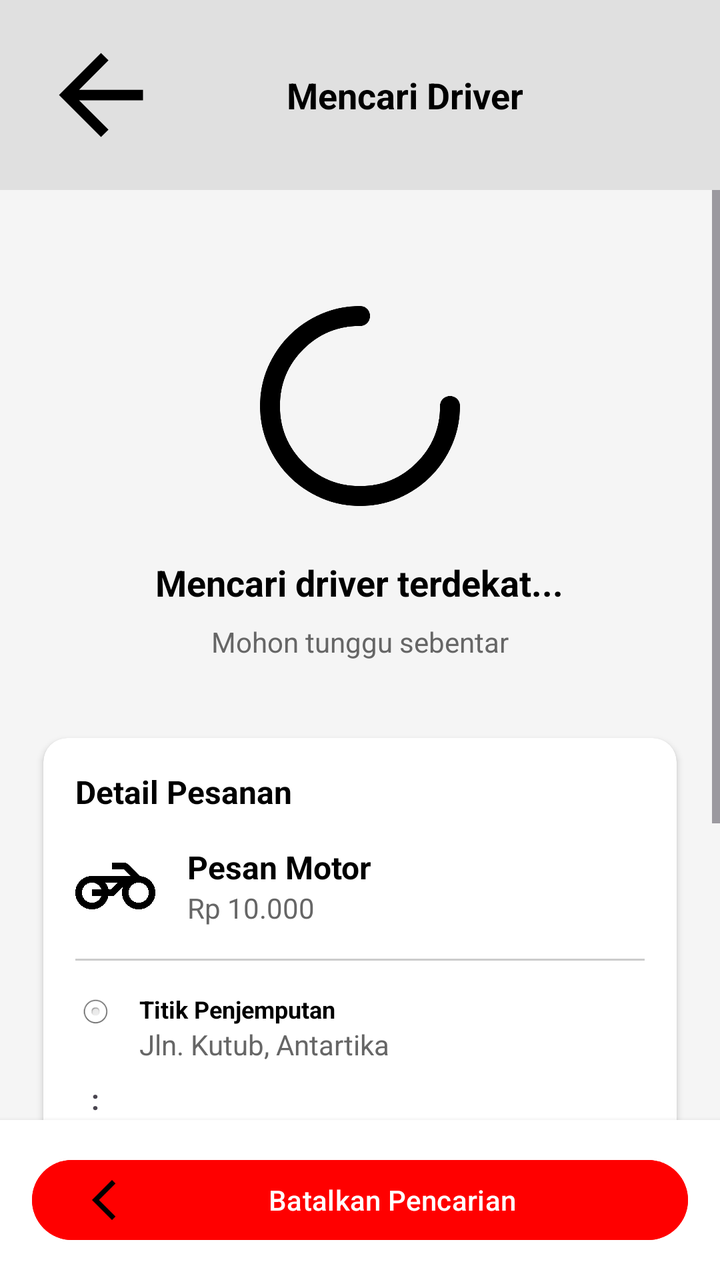
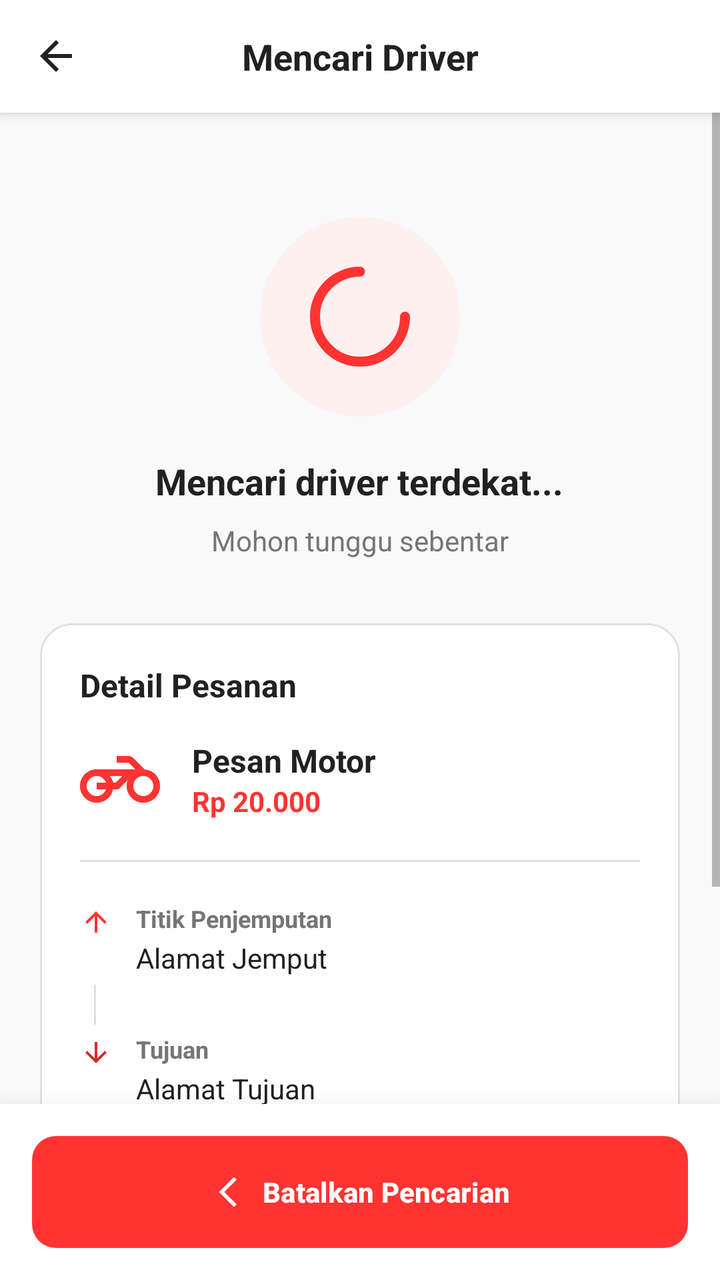

The first picture is an Android layout as it rendered before a commit; the second is the same layout after the commit. The layout source and the unified diff follow.
<!-- AndroidManifest.xml: application theme Theme.NgGojek -->
<!-- res/layout/activity_mencari_driver.xml -->
<?xml version="1.0" encoding="utf-8"?>
<RelativeLayout xmlns:android="http://schemas.android.com/apk/res/android"
    xmlns:app="http://schemas.android.com/apk/res-auto"
    xmlns:tools="http://schemas.android.com/tools"
    android:layout_width="match_parent"
    android:layout_height="match_parent"
    android:background="#F5F5F5"
    tools:context=".order.MencariDriverActivity">

    
    <LinearLayout
        android:id="@+id/headerLayout"
        android:layout_width="match_parent"
        android:layout_height="wrap_content"
        android:background="#E0E0E0"
        android:padding="16dp"
        android:orientation="horizontal"
        android:gravity="center_vertical">

        <ImageView
            android:id="@+id/btnBack"
            android:layout_width="69dp"
            android:layout_height="63dp"
            android:src="@drawable/ic_arrow_back"
            app:tint="#000000" />

        <TextView
            android:layout_width="match_parent"
            android:layout_height="wrap_content"
            android:text="Mencari Driver"
            android:textColor="#000000"
            android:textSize="18sp"
            android:textStyle="bold"
            android:gravity="center"
            android:layout_marginEnd="24dp"/>
    </LinearLayout>

    
    <ScrollView
        android:layout_width="match_parent"
        android:layout_height="match_parent"
        android:layout_below="@id/headerLayout"
        android:layout_above="@id/footerLayout"
        android:fillViewport="true">

        <LinearLayout
            android:layout_width="match_parent"
            android:layout_height="wrap_content"
            android:orientation="vertical"
            android:padding="16dp"
            android:gravity="center_horizontal">

            
            <LinearLayout
                android:layout_width="match_parent"
                android:layout_height="wrap_content"
                android:orientation="vertical"
                android:gravity="center"
                android:layout_marginTop="32dp"
                android:layout_marginBottom="32dp">

                <ImageView
                    android:id="@+id/imgSearching"
                    android:layout_width="120dp"
                    android:layout_height="120dp"
                    android:src="@drawable/progress_activity"
                    app:tint="#000000"
                    android:scaleType="fitCenter" />

                <TextView
                    android:layout_width="wrap_content"
                    android:layout_height="wrap_content"
                    android:text="Mencari driver terdekat..."
                    android:textSize="18sp"
                    android:textStyle="bold"
                    android:textColor="#000000"
                    android:layout_marginTop="16dp" />

                <TextView
                    android:layout_width="wrap_content"
                    android:layout_height="wrap_content"
                    android:text="Mohon tunggu sebentar"
                    android:textSize="14sp"
                    android:textColor="#666666"
                    android:layout_marginTop="8dp" />
            </LinearLayout>

            
            <androidx.cardview.widget.CardView
                android:layout_width="match_parent"
                android:layout_height="wrap_content"
                app:cardCornerRadius="12dp"
                app:cardElevation="2dp"
                app:cardUseCompatPadding="true"
                app:contentPadding="16dp">

                <LinearLayout
                    android:layout_width="match_parent"
                    android:layout_height="wrap_content"
                    android:orientation="vertical">

                    <TextView
                        android:layout_width="wrap_content"
                        android:layout_height="wrap_content"
                        android:text="Detail Pesanan"
                        android:textStyle="bold"
                        android:textColor="#000"
                        android:textSize="16sp"
                        android:layout_marginBottom="16dp"/>

                    
                    <LinearLayout
                        android:layout_width="match_parent"
                        android:layout_height="wrap_content"
                        android:gravity="center_vertical"
                        android:orientation="horizontal"
                        android:layout_marginBottom="16dp">

                        <ImageView
                            android:id="@+id/imgTransportIcon"
                            android:layout_width="40dp"
                            android:layout_height="40dp"
                            android:src="@drawable/motor"
                            app:tint="#000"
                            android:layout_marginEnd="16dp"/>

                        <LinearLayout
                            android:layout_width="0dp"
                            android:layout_height="wrap_content"
                            android:layout_weight="1"
                            android:orientation="vertical">

                            <TextView
                                android:id="@+id/tvJenisLayanan"
                                android:layout_width="wrap_content"
                                android:layout_height="wrap_content"
                                android:text="Pesan Motor"
                                android:textStyle="bold"
                                android:textSize="16sp"
                                android:textColor="#000"/>

                            <TextView
                                android:id="@+id/tvHargaLayanan"
                                android:layout_width="wrap_content"
                                android:layout_height="wrap_content"
                                android:text="Rp 10.000"
                                android:textSize="14sp"
                                android:textColor="#666666"/>
                        </LinearLayout>
                    </LinearLayout>

                    <View
                        android:layout_width="match_parent"
                        android:layout_height="1dp"
                        android:background="#CCCCCC"
                        android:layout_marginBottom="16dp"/>

                    
                    
                    <LinearLayout
                        android:layout_width="match_parent"
                        android:layout_height="wrap_content"
                        android:orientation="horizontal"
                        android:layout_marginBottom="12dp">

                        <ImageView
                            android:layout_width="20dp"
                            android:layout_height="20dp"
                            android:src="@android:drawable/btn_radio"
                            android:layout_marginEnd="12dp"/>

                        <LinearLayout
                            android:layout_width="match_parent"
                            android:layout_height="wrap_content"
                            android:orientation="vertical">
                            <TextView
                                android:layout_width="wrap_content"
                                android:layout_height="wrap_content"
                                android:text="Titik Penjemputan"
                                android:textStyle="bold"
                                android:textColor="#000"
                                android:textSize="12sp"/>
                            <TextView
                                android:id="@+id/tvAlamatJemput"
                                android:layout_width="wrap_content"
                                android:layout_height="wrap_content"
                                android:text="Jln. Kutub, Antartika"
                                android:textSize="14sp"
                                android:textColor="#666666"/>
                        </LinearLayout>
                    </LinearLayout>

                    <TextView
                        android:layout_width="20dp"
                        android:layout_height="wrap_content"
                        android:text=":"
                        android:gravity="center"
                        android:textStyle="bold"
                        android:layout_marginBottom="4dp"
                        android:layout_marginTop="-4dp"/>

                    
                    <LinearLayout
                        android:layout_width="match_parent"
                        android:layout_height="wrap_content"
                        android:orientation="horizontal">

                        <ImageView
                            android:layout_width="20dp"
                            android:layout_height="20dp"
                            android:src="@android:drawable/ic_menu_myplaces"
                            app:tint="#000"
                            android:layout_marginEnd="12dp"/>

                        <LinearLayout
                            android:layout_width="match_parent"
                            android:layout_height="wrap_content"
                            android:orientation="vertical">
                            <TextView
                                android:layout_width="wrap_content"
                                android:layout_height="wrap_content"
                                android:text="Tujuan"
                                android:textStyle="bold"
                                android:textColor="#000"
                                android:textSize="12sp"/>
                            <TextView
                                android:id="@+id/tvAlamatTujuan"
                                android:layout_width="wrap_content"
                                android:layout_height="wrap_content"
                                android:text="Jln. Tulus, Sakinah"
                                android:textSize="14sp"
                                android:textColor="#666666"/>
                        </LinearLayout>
                    </LinearLayout>
                </LinearLayout>
            </androidx.cardview.widget.CardView>

            
            <androidx.cardview.widget.CardView
                android:layout_width="match_parent"
                android:layout_height="wrap_content"
                app:cardCornerRadius="12dp"
                app:cardElevation="2dp"
                app:cardUseCompatPadding="true"
                app:contentPadding="16dp">

                <LinearLayout
                    android:layout_width="match_parent"
                    android:layout_height="wrap_content"
                    android:orientation="vertical"
                    android:gravity="center">

                    <ImageView
                        android:layout_width="48dp"
                        android:layout_height="48dp"
                        android:src="@drawable/clock"
                        app:tint="#666666"
                        android:layout_marginBottom="8dp"/>

                    <TextView
                        android:layout_width="wrap_content"
                        android:layout_height="wrap_content"
                        android:text="Waktu estimasi"
                        android:textStyle="bold"
                        android:textColor="#000"
                        android:textSize="14sp"/>

                    <TextView
                        android:layout_width="wrap_content"
                        android:layout_height="wrap_content"
                        android:text="2-5 menit"
                        android:textSize="12sp"
                        android:textColor="#666666"
                        android:layout_marginTop="4dp"/>
                </LinearLayout>
            </androidx.cardview.widget.CardView>

        </LinearLayout>
    </ScrollView>

    
    <LinearLayout
        android:id="@+id/footerLayout"
        android:layout_width="match_parent"
        android:layout_height="wrap_content"
        android:layout_alignParentBottom="true"
        android:background="#FFFFFF"
        android:padding="16dp"
        android:orientation="vertical"
        android:elevation="4dp">

        <Button
            android:id="@+id/btnBatalkan"
            android:layout_width="match_parent"
            android:layout_height="wrap_content"
            android:text="Batalkan Pencarian"
            android:textColor="#FFFFFF"
            android:backgroundTint="#FF0000"
            android:minHeight="48dp"
            android:drawableLeft="@drawable/back"
            android:drawablePadding="8dp"/>
    </LinearLayout>

</RelativeLayout>
<!-- resources referenced by this layout -->
<resources>
  <!-- drawable back (drawable) -->
  <vector xmlns:android="http://schemas.android.com/apk/res/android" android:height="24dp" android:tint="#000000" android:viewportHeight="960" android:viewportWidth="960" android:width="24dp">
        
      <path android:fillColor="@android:color/white" android:pathData="M640,880L240,480L640,80L711,151L382,480L711,809L640,880Z"/>
      
  </vector>
  <!-- drawable clock (drawable) -->
  <vector xmlns:android="http://schemas.android.com/apk/res/android" android:height="24dp" android:tint="#000000" android:viewportHeight="24" android:viewportWidth="24" android:width="24dp">
        
      <path android:fillColor="@android:color/white" android:pathData="M11.99,2C6.47,2 2,6.48 2,12s4.47,10 9.99,10C17.52,22 22,17.52 22,12S17.52,2 11.99,2zM12,20c-4.42,0 -8,-3.58 -8,-8s3.58,-8 8,-8 8,3.58 8,8 -3.58,8 -8,8z"/>
        
      <path android:fillColor="@android:color/white" android:pathData="M12.5,7H11v6l5.25,3.15 0.75,-1.23 -4.5,-2.67z"/>
      
  </vector>
  <!-- drawable ic_arrow_back (drawable) -->
  <vector xmlns:android="http://schemas.android.com/apk/res/android" android:autoMirrored="true" android:height="24dp" android:tint="#000000" android:viewportHeight="960" android:viewportWidth="960" android:width="24dp">
        
      <path android:fillColor="@android:color/white" android:pathData="M313,520L537,744L480,800L160,480L480,160L537,216L313,440L800,440L800,520L313,520Z"/>
      
  </vector>
  <!-- drawable progress_activity (drawable) -->
  <vector xmlns:android="http://schemas.android.com/apk/res/android"
      android:width="24dp"
      android:height="24dp"
      android:viewportWidth="960"
      android:viewportHeight="960">
    <path
        android:pathData="M480,880q-82,0 -155,-31.5t-127.5,-86Q143,708 111.5,635T80,480q0,-83 31.5,-155.5t86,-127Q252,143 325,111.5T480,80q17,0 28.5,11.5T520,120q0,17 -11.5,28.5T480,160q-133,0 -226.5,93.5T160,480q0,133 93.5,226.5T480,800q133,0 226.5,-93.5T800,480q0,-17 11.5,-28.5T840,440q17,0 28.5,11.5T880,480q0,82 -31.5,155t-86,127.5q-54.5,54.5 -127,86T480,880Z"
        android:fillColor="#e3e3e3"/>
  </vector>
  <style name="Theme.NgGojek" parent="Base.Theme.NgGojek" />
  <style name="Base.Theme.NgGojek" parent="Theme.Material3.DayNight.NoActionBar">
          
          
          <item name="android:windowBackground">@color/white</item>
          <item name="colorSecondaryContainer">@android:color/transparent</item>
      </style>
  <color name="white">#FFFFFFFF</color>
  <!-- unchanged entries left out for length: 1 -->
</resources>

<!-- the commit's change to res/layout/activity_mencari_driver.xml (unified diff, before → after) -->
@@ -4,7 +4,7 @@
     xmlns:tools="http://schemas.android.com/tools"
     android:layout_width="match_parent"
     android:layout_height="match_parent"
-    android:background="#F5F5F5"
+    android:background="@color/offWhite"
     tools:context=".order.MencariDriverActivity">
 
     
@@ -12,23 +12,28 @@
         android:id="@+id/headerLayout"
         android:layout_width="match_parent"
         android:layout_height="wrap_content"
-        android:background="#E0E0E0"
-        android:padding="16dp"
+        android:background="@color/white"
+        android:paddingHorizontal="16dp"
+        android:paddingVertical="16dp"
         android:orientation="horizontal"
-        android:gravity="center_vertical">
+        android:gravity="center_vertical"
+        android:elevation="4dp">
 
         <ImageView
             android:id="@+id/btnBack"
-            android:layout_width="69dp"
-            android:layout_height="63dp"
+            android:layout_width="24dp"
+            android:layout_height="24dp"
             android:src="@drawable/ic_arrow_back"
-            app:tint="#000000" />
+            app:tint="@color/blackText"
+            android:background="?attr/selectableItemBackgroundBorderless"
+            android:clickable="true"
+            android:focusable="true"/>
 
         <TextView
             android:layout_width="match_parent"
             android:layout_height="wrap_content"
             android:text="Mencari Driver"
-            android:textColor="#000000"
+            android:textColor="@color/blackText"
             android:textSize="18sp"
             android:textStyle="bold"
             android:gravity="center"
@@ -47,7 +52,7 @@
             android:layout_width="match_parent"
             android:layout_height="wrap_content"
             android:orientation="vertical"
-            android:padding="16dp"
+            android:padding="20dp"
             android:gravity="center_horizontal">
 
             
@@ -59,12 +64,16 @@
                 android:layout_marginTop="32dp"
                 android:layout_marginBottom="32dp">
 
+                
                 <ImageView
                     android:id="@+id/imgSearching"
-                    android:layout_width="120dp"
-                    android:layout_height="120dp"
+                    android:layout_width="100dp"
+                    android:layout_height="100dp"
                     android:src="@drawable/progress_activity"
-                    app:tint="#000000"
+                    app:tint="@color/primaryRed"
+                    android:padding="20dp"
+                    android:background="@drawable/bg_circle"
+                    android:backgroundTint="@color/softRed"
                     android:scaleType="fitCenter" />
 
                 <TextView
@@ -73,30 +82,33 @@
                     android:text="Mencari driver terdekat..."
                     android:textSize="18sp"
                     android:textStyle="bold"
-                    android:textColor="#000000"
-                    android:layout_marginTop="16dp" />
+                    android:textColor="@color/blackText"
+                    android:layout_marginTop="20dp" />
 
                 <TextView
                     android:layout_width="wrap_content"
                     android:layout_height="wrap_content"
                     android:text="Mohon tunggu sebentar"
                     android:textSize="14sp"
-                    android:textColor="#666666"
+                    android:textColor="@color/greyText"
                     android:layout_marginTop="8dp" />
             </LinearLayout>
 
             
-            <androidx.cardview.widget.CardView
+            <com.google.android.material.card.MaterialCardView
                 android:layout_width="match_parent"
                 android:layout_height="wrap_content"
-                app:cardCornerRadius="12dp"
-                app:cardElevation="2dp"
-                app:cardUseCompatPadding="true"
-                app:contentPadding="16dp">
+                app:cardCornerRadius="16dp"
+                app:cardElevation="0dp"
+                app:strokeColor="@color/lightGrey"
+                app:strokeWidth="1dp"
+                app:cardBackgroundColor="@color/white"
+                android:layout_marginBottom="16dp">
 
                 <LinearLayout
                     android:layout_width="match_parent"
                     android:layout_height="wrap_content"
+                    android:padding="20dp"
                     android:orientation="vertical">
 
                     <TextView
@@ -104,7 +116,7 @@
                         android:layout_height="wrap_content"
                         android:text="Detail Pesanan"
                         android:textStyle="bold"
-                        android:textColor="#000"
+                        android:textColor="@color/blackText"
                         android:textSize="16sp"
                         android:layout_marginBottom="16dp"/>
 
@@ -114,14 +126,14 @@
                         android:layout_height="wrap_content"
                         android:gravity="center_vertical"
                         android:orientation="horizontal"
-                        android:layout_marginBottom="16dp">
+                        android:layout_marginBottom="20dp">
 
                         <ImageView
                             android:id="@+id/imgTransportIcon"
                             android:layout_width="40dp"
                             android:layout_height="40dp"
                             android:src="@drawable/motor"
-                            app:tint="#000"
+                            app:tint="@color/primaryRed"
                             android:layout_marginEnd="16dp"/>
 
                         <LinearLayout
@@ -137,36 +149,41 @@
                                 android:text="Pesan Motor"
                                 android:textStyle="bold"
                                 android:textSize="16sp"
-                                android:textColor="#000"/>
+                                android:textColor="@color/blackText"/>
 
                             <TextView
                                 android:id="@+id/tvHargaLayanan"
                                 android:layout_width="wrap_content"
                                 android:layout_height="wrap_content"
-                                android:text="Rp 10.000"
+                                android:text="Rp 20.000"
                                 android:textSize="14sp"
-                                android:textColor="#666666"/>
+                                android:textStyle="bold"
+                                android:textColor="@color/primaryRed"/>
                         </LinearLayout>
                     </LinearLayout>
 
                     <View
                         android:layout_width="match_parent"
                         android:layout_height="1dp"
-                        android:background="#CCCCCC"
-                        android:layout_marginBottom="16dp"/>
-
-                    
+                        android:background="@color/lightGrey"
+                        android:layout_marginBottom="20dp"/>
+
+                    
+
                     
                     <LinearLayout
                         android:layout_width="match_parent"
                         android:layout_height="wrap_content"
-                        android:orientation="horizontal"
-                        android:layout_marginBottom="12dp">
-
+                        android:orientation="horizontal">
+
+                        
                         <ImageView
-                            android:layout_width="20dp"
-                            android:layout_height="20dp"
-                            android:src="@android:drawable/btn_radio"
+                            android:layout_width="16dp"
+                            android:layout_height="16dp"
+                            android:src="@drawable/ic_arrow_back"
+                            android:rotation="90"
+                            app:tint="@color/primaryRed"
+                            android:layout_marginTop="2dp"
                             android:layout_marginEnd="12dp"/>
 
                         <LinearLayout
@@ -178,26 +195,27 @@
                                 android:layout_height="wrap_content"
                                 android:text="Titik Penjemputan"
                                 android:textStyle="bold"
-                                android:textColor="#000"
+                                android:textColor="@color/greyText"
                                 android:textSize="12sp"/>
                             <TextView
                                 android:id="@+id/tvAlamatJemput"
                                 android:layout_width="wrap_content"
                                 android:layout_height="wrap_content"
-                                android:text="Jln. Kutub, Antartika"
+                                android:text="Alamat Jemput"
                                 android:textSize="14sp"
-                                android:textColor="#666666"/>
+                                android:textColor="@color/blackText"
+                                android:layout_marginTop="2dp"/>
                         </LinearLayout>
                     </LinearLayout>
 
-                    <TextView
-                        android:layout_width="20dp"
-                        android:layout_height="wrap_content"
-                        android:text=":"
-                        android:gravity="center"
-                        android:textStyle="bold"
-                        android:layout_marginBottom="4dp"
-                        android:layout_marginTop="-4dp"/>
+                    
+                    <View
+                        android:layout_width="1dp"
+                        android:layout_height="20dp"
+                        android:background="@color/lightGrey"
+                        android:layout_marginStart="7dp"
+                        android:layout_marginTop="4dp"
+                        android:layout_marginBottom="4dp"/>
 
                     
                     <LinearLayout
@@ -205,11 +223,14 @@
                         android:layout_height="wrap_content"
                         android:orientation="horizontal">
 
+                        
                         <ImageView
-                            android:layout_width="20dp"
-                            android:layout_height="20dp"
-                            android:src="@android:drawable/ic_menu_myplaces"
-                            app:tint="#000"
+                            android:layout_width="16dp"
+                            android:layout_height="16dp"
+                            android:src="@drawable/ic_arrow_back"
+                            android:rotation="270"
+                            app:tint="@color/primaryRedDark"
+                            android:layout_marginTop="2dp"
                             android:layout_marginEnd="12dp"/>
 
                         <LinearLayout
@@ -221,59 +242,70 @@
                                 android:layout_height="wrap_content"
                                 android:text="Tujuan"
                                 android:textStyle="bold"
-                                android:textColor="#000"
+                                android:textColor="@color/greyText"
                                 android:textSize="12sp"/>
                             <TextView
                                 android:id="@+id/tvAlamatTujuan"
                                 android:layout_width="wrap_content"
                                 android:layout_height="wrap_content"
-                                android:text="Jln. Tulus, Sakinah"
+                                android:text="Alamat Tujuan"
                                 android:textSize="14sp"
-                                android:textColor="#666666"/>
+                                android:textColor="@color/blackText"
+                                android:layout_marginTop="2dp"/>
                         </LinearLayout>
                     </LinearLayout>
                 </LinearLayout>
-            </androidx.cardview.widget.CardView>
+            </com.google.android.material.card.MaterialCardView>
 
             
-            <androidx.cardview.widget.CardView
+            <com.google.android.material.card.MaterialCardView
                 android:layout_width="match_parent"
                 android:layout_height="wrap_content"
-                app:cardCornerRadius="12dp"
-                app:cardElevation="2dp"
-                app:cardUseCompatPadding="true"
-                app:contentPadding="16dp">
+                app:cardCornerRadius="16dp"
+                app:cardElevation="0dp"
+                app:strokeColor="@color/lightGrey"
+                app:strokeWidth="1dp"
+                app:cardBackgroundColor="@color/white">
 
                 <LinearLayout
                     android:layout_width="match_parent"
                     android:layout_height="wrap_content"
                     android:orientation="vertical"
-                    android:gravity="center">
-
-                    <ImageView
-                        android:layout_width="48dp"
-                        android:layout_height="48dp"
-                        android:src="@drawable/clock"
-                        app:tint="#666666"
-                        android:layout_marginBottom="8dp"/>
+                    android:gravity="center"
+                    android:padding="16dp">
+
+                    <LinearLayout
+                        android:layout_width="wrap_content"
+                        android:layout_height="wrap_content"
+                        android:orientation="horizontal"
+                        android:gravity="center_vertical">
+
+                        <ImageView
+                            android:layout_width="24dp"
+                            android:layout_height="24dp"
+                            android:src="@drawable/clock"
+                            app:tint="@color/primaryRed"
+                            android:layout_marginEnd="8dp"/>
+
+                        <TextView
+                            android:layout_width="wrap_content"
+                            android:layout_height="wrap_content"
+                            android:text="Estimasi Waktu Tunggu"
+                            android:textStyle="bold"
+                            android:textColor="@color/blackText"
+                            android:textSize="14sp"/>
+                    </LinearLayout>
 
                     <TextView
                         android:layout_width="wrap_content"
                         android:layout_height="wrap_content"
-                        android:text="Waktu estimasi"
+                        android:text="2 - 5 Menit"
+                        android:textSize="16sp"
                         android:textStyle="bold"
-                        android:textColor="#000"
-                        android:textSize="14sp"/>
-
-                    <TextView
-                        android:layout_width="wrap_content"
-                        android:layout_height="wrap_content"
-                        android:text="2-5 menit"
-                        android:textSize="12sp"
-                        android:textColor="#666666"
+                        android:textColor="@color/greyText"
                         android:layout_marginTop="4dp"/>
                 </LinearLayout>
-            </androidx.cardview.widget.CardView>
+            </com.google.android.material.card.MaterialCardView>
 
         </LinearLayout>
     </ScrollView>
@@ -284,21 +316,25 @@
         android:layout_width="match_parent"
         android:layout_height="wrap_content"
         android:layout_alignParentBottom="true"
-        android:background="#FFFFFF"
+        android:background="@color/white"
         android:padding="16dp"
         android:orientation="vertical"
-        android:elevation="4dp">
-
-        <Button
+        android:elevation="16dp">
+
+        <com.google.android.material.button.MaterialButton
             android:id="@+id/btnBatalkan"
             android:layout_width="match_parent"
-            android:layout_height="wrap_content"
+            android:layout_height="56dp"
             android:text="Batalkan Pencarian"
-            android:textColor="#FFFFFF"
-            android:backgroundTint="#FF0000"
-            android:minHeight="48dp"
-            android:drawableLeft="@drawable/back"
-            android:drawablePadding="8dp"/>
+            android:textColor="@color/white"
+            android:textStyle="bold"
+            app:backgroundTint="@color/primaryRed"
+            app:cornerRadius="12dp"
+            app:icon="@drawable/back"
+            app:iconTint="@color/white"
+            app:iconGravity="textStart"
+            android:insetTop="0dp"
+            android:insetBottom="0dp"/>
     </LinearLayout>
 
 </RelativeLayout>
<!-- resource entries referenced after the edit -->
@@ -1,11 +1,23 @@
 <!-- resources referenced by this layout -->
 <resources>
+  <color name="blackText">#212121</color>
+  <color name="greyText">#757575</color>
+  <color name="lightGrey">#E0E0E0</color>
+  <color name="offWhite">#F9F9F9</color>
+  <color name="primaryRed">#ff3332</color>
+  <color name="primaryRedDark">#D62B2A</color>
+  <color name="softRed">#FFF0F0</color>
   <!-- drawable back (drawable) -->
   <vector xmlns:android="http://schemas.android.com/apk/res/android" android:height="24dp" android:tint="#000000" android:viewportHeight="960" android:viewportWidth="960" android:width="24dp">
         
       <path android:fillColor="@android:color/white" android:pathData="M640,880L240,480L640,80L711,151L382,480L711,809L640,880Z"/>
       
   </vector>
+  <!-- drawable bg_circle (drawable) -->
+  <shape xmlns:android="http://schemas.android.com/apk/res/android"
+      android:shape="oval">
+      <solid android:color="#F1F1F1"/>
+  </shape>
   <!-- drawable clock (drawable) -->
   <vector xmlns:android="http://schemas.android.com/apk/res/android" android:height="24dp" android:tint="#000000" android:viewportHeight="24" android:viewportWidth="24" android:width="24dp">
         
@@ -31,11 +43,24 @@
         android:fillColor="#e3e3e3"/>
   </vector>
   <style name="Theme.NgGojek" parent="Base.Theme.NgGojek" />
-  <style name="Base.Theme.NgGojek" parent="Theme.Material3.DayNight.NoActionBar">
-          
-          
+  <style name="Base.Theme.NgGojek" parent="Theme.Material3.Light.NoActionBar">
+          <item name="colorPrimary">@color/primaryRed</item>
+          <item name="colorOnPrimary">@color/white</item>
+          <item name="colorPrimaryContainer">@color/softRed</item>
+          <item name="colorOnPrimaryContainer">@color/primaryRedDark</item>
+  
+          <item name="colorSecondary">@color/primaryRed</item>
+          <item name="colorOnSecondary">@color/white</item>
+  
+          <item name="colorSecondaryContainer">@color/softRed</item>
+          <item name="colorOnSecondaryContainer">@color/primaryRedDark</item>
+  
           <item name="android:windowBackground">@color/white</item>
-          <item name="colorSecondaryContainer">@android:color/transparent</item>
+          <item name="android:statusBarColor">@color/white</item>
+          <item name="android:windowLightStatusBar">true</item>
+          <item name="android:textColorPrimary">@color/blackText</item>
+          <item name="android:textColorSecondary">@color/greyText</item>
+  
       </style>
   <color name="white">#FFFFFFFF</color>
   <!-- unchanged entries left out for length: 1 -->
